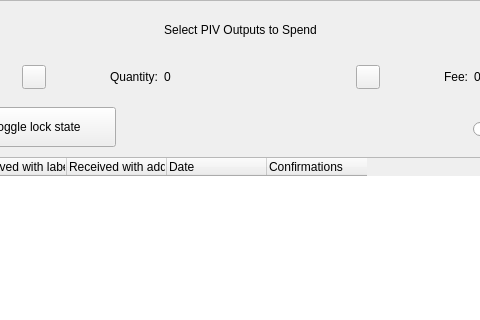
Old version of the form src/qt/forms/coincontroldialog.ui in the repository VitaeTeam/Vitae; both pictures show x 255 to 735 and y 0 to 320 of the 1000 by 650 pixel window.
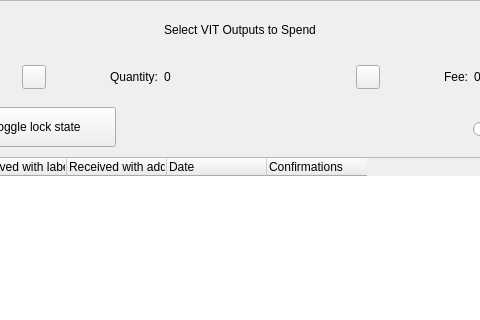
New version of the form. Custom widgets are drawn as their Qt base class.

```diff
--- a/src/qt/forms/coincontroldialog.ui
+++ b/src/qt/forms/coincontroldialog.ui
@@ -98,7 +98,7 @@
            </size>
           </property>
           <property name="text">
-           <string>Select PIV Outputs to Spend</string>
+           <string>Select VIT Outputs to Spend</string>
           </property>
           <property name="alignment">
            <set>Qt::AlignCenter</set>
```
